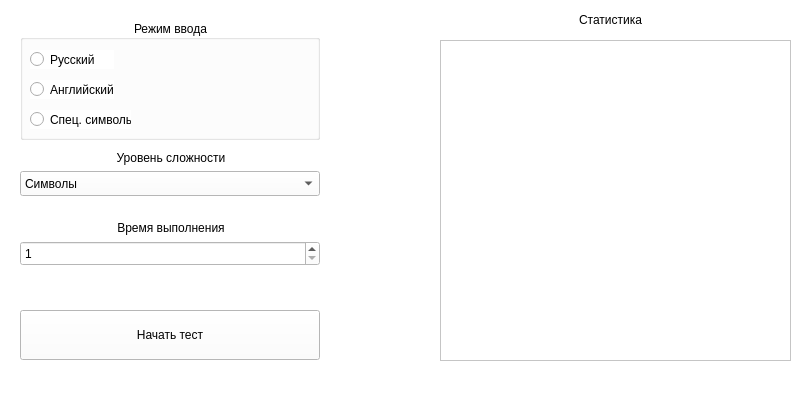
Qt form data/forms/menuwidget.ui (Kobanoss/KeyBoard-Typer) before a commit.
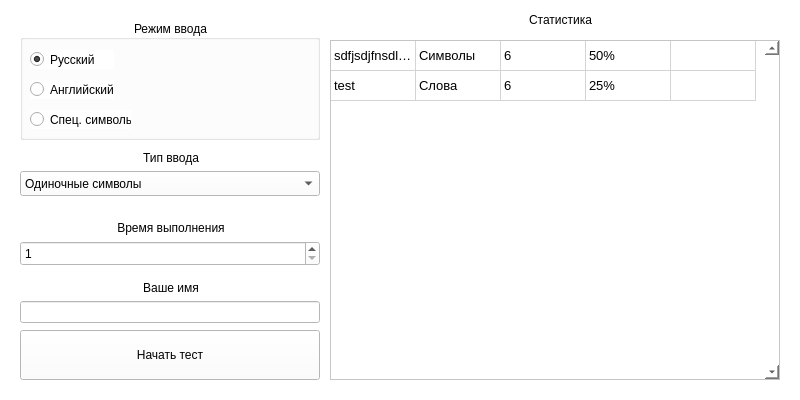
The same form after that commit. Icons and pictures are not drawn.

Diff of the .ui file:
```diff
--- a/data/forms/menuwidget.ui
+++ b/data/forms/menuwidget.ui
@@ -63,6 +63,9 @@
     <property name="text">
      <string>Русский</string>
     </property>
+    <property name="checked">
+     <bool>true</bool>
+    </property>
    </widget>
    <widget class="QRadioButton" name="radioButton_2">
     <property name="geometry">
@@ -95,7 +98,7 @@
    <property name="geometry">
     <rect>
      <x>20</x>
-     <y>310</y>
+     <y>330</y>
      <width>300</width>
      <height>50</height>
     </rect>
@@ -116,23 +119,10 @@
     <string>Начать тест</string>
    </property>
   </widget>
-  <widget class="QTextBrowser" name="textBrowser_main_stat">
-   <property name="geometry">
-    <rect>
-     <x>440</x>
-     <y>40</y>
-     <width>351</width>
-     <height>321</height>
-    </rect>
-   </property>
-   <property name="textInteractionFlags">
-    <set>Qt::NoTextInteraction</set>
-   </property>
-  </widget>
   <widget class="QLabel" name="label_main_stat">
    <property name="geometry">
     <rect>
-     <x>560</x>
+     <x>510</x>
      <y>10</y>
      <width>101</width>
      <height>20</height>
@@ -145,7 +135,7 @@
     <set>Qt::AlignCenter</set>
    </property>
   </widget>
-  <widget class="QWidget" name="">
+  <widget class="QWidget" name="layoutWidget">
    <property name="geometry">
     <rect>
      <x>20</x>
@@ -201,7 +191,7 @@
     </item>
    </layout>
   </widget>
-  <widget class="QWidget" name="">
+  <widget class="QWidget" name="layoutWidget">
    <property name="geometry">
     <rect>
      <x>20</x>
@@ -214,7 +204,7 @@
     <item>
      <widget class="QLabel" name="label">
       <property name="text">
-       <string>Уровень сложности</string>
+       <string>Тип ввода</string>
       </property>
       <property name="alignment">
        <set>Qt::AlignCenter</set>
@@ -237,7 +227,7 @@
       </property>
       <item>
        <property name="text">
-        <string>Символы</string>
+        <string>Одиночные символы</string>
        </property>
       </item>
       <item>
@@ -254,6 +244,227 @@
     </item>
    </layout>
   </widget>
+  <widget class="QTableWidget" name="tableWidget_main_stat">
+   <property name="geometry">
+    <rect>
+     <x>330</x>
+     <y>40</y>
+     <width>450</width>
+     <height>340</height>
+    </rect>
+   </property>
+   <property name="minimumSize">
+    <size>
+     <width>450</width>
+     <height>340</height>
+    </size>
+   </property>
+   <property name="maximumSize">
+    <size>
+     <width>430</width>
+     <height>340</height>
+    </size>
+   </property>
+   <property name="font">
+    <font>
+     <pointsize>10</pointsize>
+    </font>
+   </property>
+   <property name="frameShape">
+    <enum>QFrame::StyledPanel</enum>
+   </property>
+   <property name="frameShadow">
+    <enum>QFrame::Sunken</enum>
+   </property>
+   <property name="lineWidth">
+    <number>1</number>
+   </property>
+   <property name="verticalScrollBarPolicy">
+    <enum>Qt::ScrollBarAlwaysOn</enum>
+   </property>
+   <property name="horizontalScrollBarPolicy">
+    <enum>Qt::ScrollBarAlwaysOff</enum>
+   </property>
+   <property name="sizeAdjustPolicy">
+    <enum>QAbstractScrollArea::AdjustIgnored</enum>
+   </property>
+   <property name="autoScrollMargin">
+    <number>8</number>
+   </property>
+   <property name="tabKeyNavigation">
+    <bool>false</bool>
+   </property>
+   <property name="showDropIndicator" stdset="0">
+    <bool>false</bool>
+   </property>
+   <property name="dragDropOverwriteMode">
+    <bool>false</bool>
+   </property>
+   <property name="selectionMode">
+    <enum>QAbstractItemView::NoSelection</enum>
+   </property>
+   <property name="showGrid">
+    <bool>true</bool>
+   </property>
+   <property name="gridStyle">
+    <enum>Qt::SolidLine</enum>
+   </property>
+   <property name="sortingEnabled">
+    <bool>true</bool>
+   </property>
+   <property name="wordWrap">
+    <bool>true</bool>
+   </property>
+   <property name="cornerButtonEnabled">
+    <bool>false</bool>
+   </property>
+   <attribute name="horizontalHeaderVisible">
+    <bool>false</bool>
+   </attribute>
+   <attribute name="horizontalHeaderCascadingSectionResizes">
+    <bool>false</bool>
+   </attribute>
+   <attribute name="horizontalHeaderMinimumSectionSize">
+    <number>20</number>
+   </attribute>
+   <attribute name="horizontalHeaderDefaultSectionSize">
+    <number>85</number>
+   </attribute>
+   <attribute name="horizontalHeaderHighlightSections">
+    <bool>false</bool>
+   </attribute>
+   <attribute name="horizontalHeaderShowSortIndicator" stdset="0">
+    <bool>false</bool>
+   </attribute>
+   <attribute name="verticalHeaderVisible">
+    <bool>false</bool>
+   </attribute>
+   <attribute name="verticalHeaderMinimumSectionSize">
+    <number>30</number>
+   </attribute>
+   <attribute name="verticalHeaderDefaultSectionSize">
+    <number>30</number>
+   </attribute>
+   <attribute name="verticalHeaderHighlightSections">
+    <bool>false</bool>
+   </attribute>
+   <row>
+    <property name="text">
+     <string>1</string>
+    </property>
+   </row>
+   <row>
+    <property name="text">
+     <string>2</string>
+    </property>
+   </row>
+   <column>
+    <property name="text">
+     <string>Пользователь</string>
+    </property>
+   </column>
+   <column>
+    <property name="text">
+     <string>Тип ввода</string>
+    </property>
+   </column>
+   <column>
+    <property name="text">
+     <string>Время</string>
+    </property>
+    <property name="textAlignment">
+     <set>AlignLeading|AlignVCenter</set>
+    </property>
+   </column>
+   <column>
+    <property name="text">
+     <string>Ошибки</string>
+    </property>
+   </column>
+   <column>
+    <property name="text">
+     <string>Слов в минуту</string>
+    </property>
+   </column>
+   <item row="0" column="0">
+    <property name="text">
+     <string>sdfjsdjfnsdlkfnmskldmfklsdmfklm</string>
+    </property>
+   </item>
+   <item row="0" column="1">
+    <property name="text">
+     <string>Символы</string>
+    </property>
+   </item>
+   <item row="0" column="2">
+    <property name="text">
+     <string>6</string>
+    </property>
+   </item>
+   <item row="0" column="3">
+    <property name="text">
+     <string>50%</string>
+    </property>
+   </item>
+   <item row="1" column="0">
+    <property name="text">
+     <string>test</string>
+    </property>
+   </item>
+   <item row="1" column="1">
+    <property name="text">
+     <string>Слова</string>
+    </property>
+   </item>
+   <item row="1" column="2">
+    <property name="text">
+     <string>6</string>
+    </property>
+   </item>
+   <item row="1" column="3">
+    <property name="text">
+     <string>25%</string>
+    </property>
+   </item>
+  </widget>
+  <widget class="QWidget" name="layoutWidget">
+   <property name="geometry">
+    <rect>
+     <x>20</x>
+     <y>280</y>
+     <width>302</width>
+     <height>43</height>
+    </rect>
+   </property>
+   <layout class="QVBoxLayout" name="verticalLayout_3">
+    <item>
+     <widget class="QLabel" name="label_3">
+      <property name="text">
+       <string>Ваше имя</string>
+      </property>
+      <property name="alignment">
+       <set>Qt::AlignCenter</set>
+      </property>
+     </widget>
+    </item>
+    <item>
+     <widget class="QLineEdit" name="lineEdit_main_username">
+      <property name="minimumSize">
+       <size>
+        <width>300</width>
+        <height>0</height>
+       </size>
+      </property>
+      <property name="maximumSize">
+       <size>
+        <width>300</width>
+        <height>16777215</height>
+       </size>
+      </property>
+     </widget>
+    </item>
+   </layout>
+  </widget>
  </widget>
  <resources>
   <include location="../../src.qrc"/>
```
Left out of the diff: 6 changed lines with no effect on the pictures.
